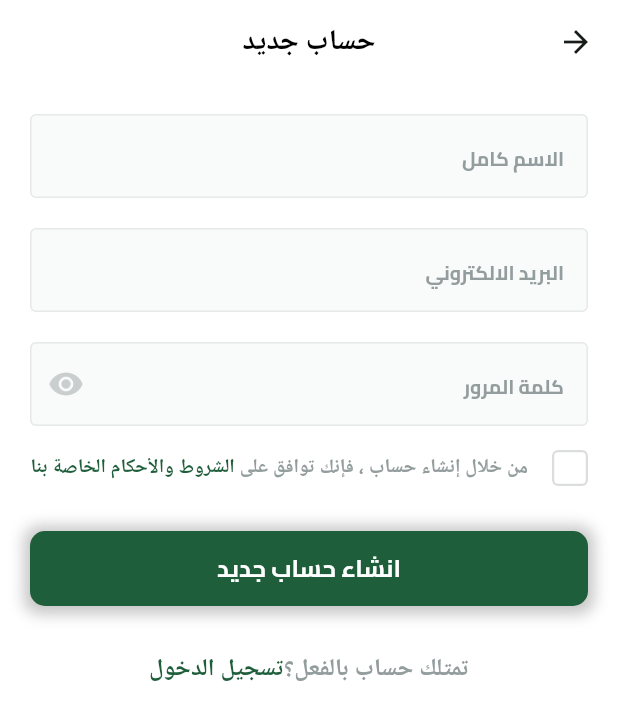
After one commit to AhmedBelal31/FruitHub, a Flutter app: the RegisterScreen screen opened by its route, on a phone screen of 412 x 824 dp. The commit adds this screen. Shown: the top 720 px of the screen. Run offline on Flutter 3.47's test engine with Material 3 defaults, Android fonts, the phone set to English and light mode, and no system bars; our stand-ins replace bloc, dartz, firebase_auth, firebase_core, flutter_svg, shared_preferences and 1 more; accounts and stored records are empty; generated files the repository leaves out were written again.

Commit message:
Refactor Code

```diff
--- a/lib/core/services/firebase_auth_service.dart
+++ b/lib/core/services/firebase_auth_service.dart
@@ -1,5 +1,4 @@
 import 'package:firebase_auth/firebase_auth.dart';
-
 import '../errors/exceptions.dart';
 
 class FirebaseAuthService {
--- /dev/null
+++ b/lib/features/login/presentation/widgets/register_screen_body.dart
@@ -0,0 +1,62 @@
+import 'package:flutter/material.dart';
+import '../../../../constants.dart';
+import '../../../../core/widgets/custom_button.dart';
+import '../../../../core/widgets/custom_text_field.dart';
+import '../../../../core/widgets/have_an_account.dart';
+import '../../../../core/widgets/terms_and_conditions.dart';
+import '../screens/login_screen.dart';
+
+class RegisterScreenBody extends StatelessWidget {
+  const RegisterScreenBody({super.key});
+
+  @override
+  Widget build(BuildContext context) {
+    return Padding(
+      padding: const EdgeInsets.all(kDefaultPadding),
+      child: SingleChildScrollView(
+        child: Column(
+          children: [
+            const CustomTextField(
+              hintText: 'الاسم كامل',
+              keyboardType: TextInputType.name,
+            ),
+            const SizedBox(
+              height: 20,
+            ),
+            const CustomTextField(
+              hintText: 'البريد الالكتروني',
+              keyboardType: TextInputType.emailAddress,
+            ),
+            const SizedBox(
+              height: 20,
+            ),
+            const CustomTextField(
+              hintText: 'كلمة المرور',
+              keyboardType: TextInputType.visiblePassword,
+              obscureText: true,
+              suffixIcon: Icon(
+                Icons.remove_red_eye,
+                color: Color(0xFFC9CECF),
+              ),
+            ),
+            const SizedBox(height: 16),
+            const TermsAndConditions(),
+            const SizedBox(height: 30),
+            CustomButton(
+              text: 'انشاء حساب جديد',
+              onTap: () {},
+            ),
+            const SizedBox(
+              height: 30,
+            ),
+            HaveAnAccount(
+              onTap: () {
+                Navigator.pushNamed(context, LoginScreen.routeName);
+              },
+            )
+          ],
+        ),
+      ),
+    );
+  }
+}
```
Also changed, not shown: lib/features/login/presentation/screens/register_screen.dart (+3 -66 lines).
